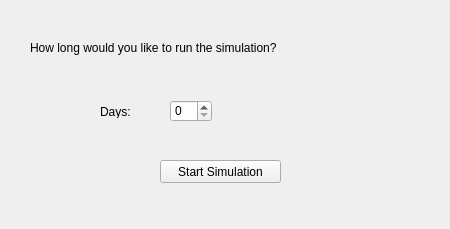
Old version of the form QtKoeWare/UI Files/SimUi.ui in the repository 1000monkeys/QtKoeWare.
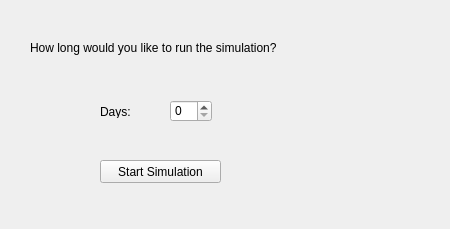
New version of the form.

```diff
--- a/QtKoeWare/UI Files/SimUi.ui
+++ b/QtKoeWare/UI Files/SimUi.ui
@@ -16,7 +16,7 @@
   <widget class="QPushButton" name="startSimButton">
    <property name="geometry">
     <rect>
-     <x>160</x>
+     <x>100</x>
      <y>160</y>
      <width>121</width>
      <height>23</height>
```
